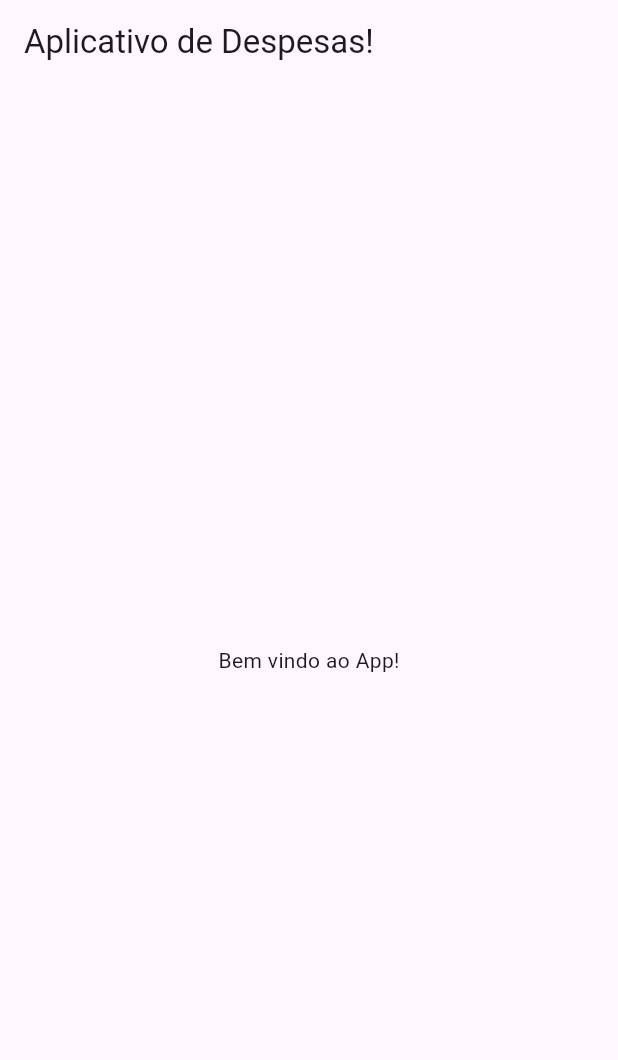
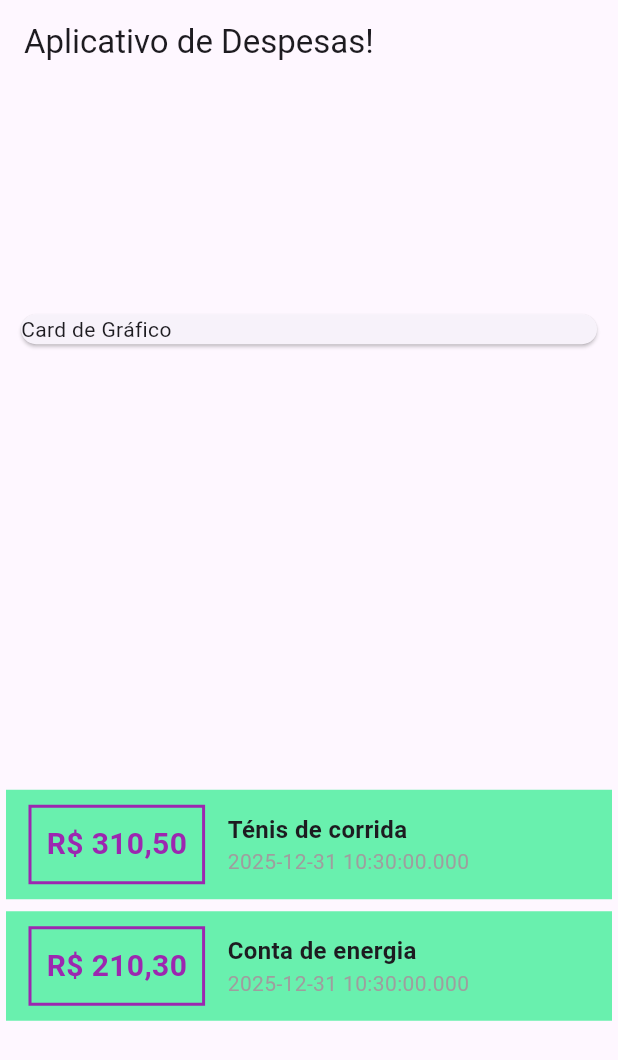
Before and after one commit to nectweb/curso-app-despesesas-flutter, a Flutter app: the screen it shows after launch, on a phone screen of 412 x 824 dp. Shown: the top 1060 px of the screen. Run offline on Flutter 3.47's test engine with Material 3 defaults, Android fonts, the phone set to English and light mode, and no system bars.

Commit message:
Novos estilos

```diff
--- a/lib/main.dart
+++ b/lib/main.dart
@@ -1,3 +1,4 @@
+import 'package:expenses/models/transaction.dart';
 import 'package:flutter/material.dart';
 
 void main() {
@@ -14,13 +15,86 @@ class Expenses extends StatelessWidget {
 }
 
 class MyHome extends StatelessWidget {
-  const MyHome({super.key});
+  final _transactions = [
+    Transaction(
+      id: 't1',
+      title: 'Ténis de corrida',
+      date: DateTime.now(),
+      value: 310.50,
+    ),
+    Transaction(
+      id: 't2',
+      title: 'Conta de energia',
+      date: DateTime.now(),
+      value: 210.30,
+    ),
+  ];
+
+  MyHome({super.key});
 
   @override
   Widget build(BuildContext context) {
     return Scaffold(
       appBar: AppBar(title: Text("Aplicativo de Despesas!")),
-      body: Center(child: Text("Bem vindo ao App!")),
+      body: Column(
+        mainAxisAlignment: MainAxisAlignment.spaceAround,
+        crossAxisAlignment: CrossAxisAlignment.stretch,
+        children: <Widget>[
+          Container(
+            padding: EdgeInsetsDirectional.all(10),
+            child: Card(child: Text("Card de Gráfico")),
+          ),
+          Column(
+            children: _transactions.map((tr) {
+              return Card(
+                color: Colors.greenAccent,
+                elevation: 0,
+                shape: RoundedRectangleBorder(
+                  borderRadius: BorderRadiusGeometry.all(Radius.zero),
+                ),
+                child: Row(
+                  children: [
+                    Container(
+                      margin: EdgeInsets.symmetric(
+                        horizontal: 15,
+                        vertical: 10,
+                      ),
+                      decoration: BoxDecoration(
+                        border: Border.all(width: 2, color: Colors.purple),
+                      ),
+                      padding: EdgeInsets.all(10),
+                      child: Text(
+                        style: TextStyle(
+                          color: Colors.purple,
+                          fontWeight: FontWeight.bold,
+                          fontSize: 20,
+                        ),
+                        'R\$ ${tr.value.toStringAsFixed(2).replaceAll('.', ',')}',
+                      ),
+                    ),
+                    Column(
+                      crossAxisAlignment: CrossAxisAlignment.start,
+                      children: [
+                        Text(
+                          style: TextStyle(
+                            fontWeight: FontWeight.bold,
+                            fontSize: 16,
+                          ),
+                          tr.title,
+                        ),
+                        Text(
+                          style: TextStyle(color: Colors.grey),
+                          tr.date.toString(),
+                        ),
+                      ],
+                    ),
+                  ],
+                ),
+              );
+            }).toList(),
+          ),
+        ],
+      ),
     );
   }
 }
--- /dev/null
+++ b/lib/models/transaction.dart
@@ -0,0 +1,13 @@
+class Transaction {
+  final String id;
+  final String title;
+  final DateTime date;
+  final double value;
+
+  Transaction({
+    required this.id,
+    required this.title,
+    required this.date,
+    required this.value,
+  });
+}
```
